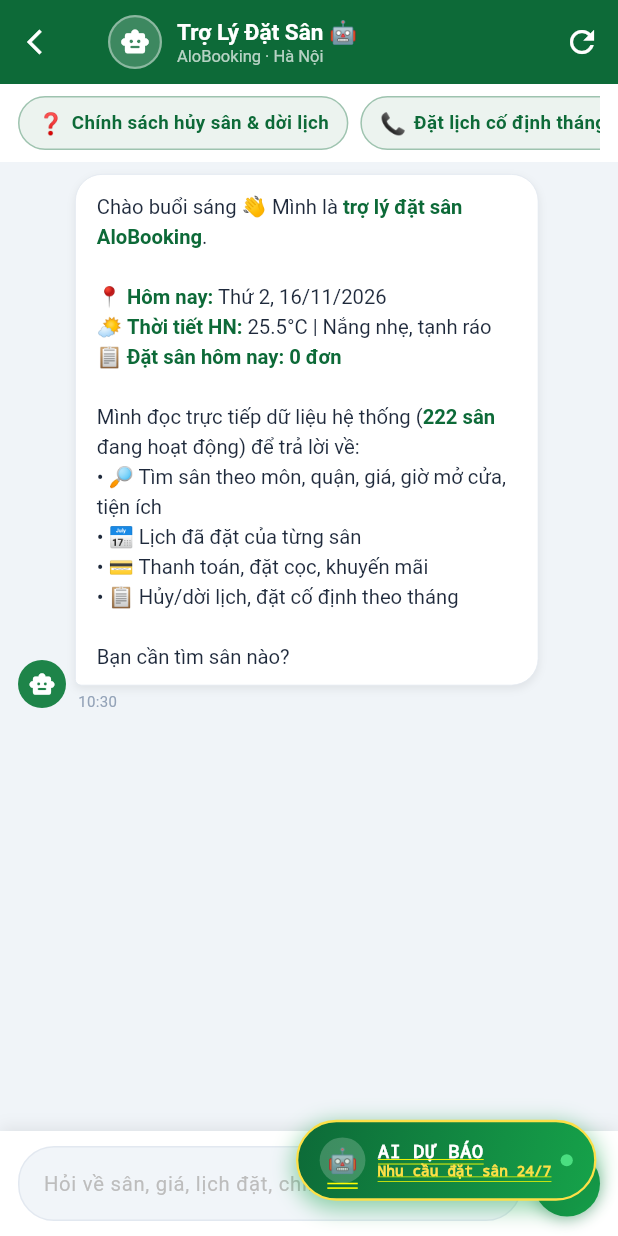
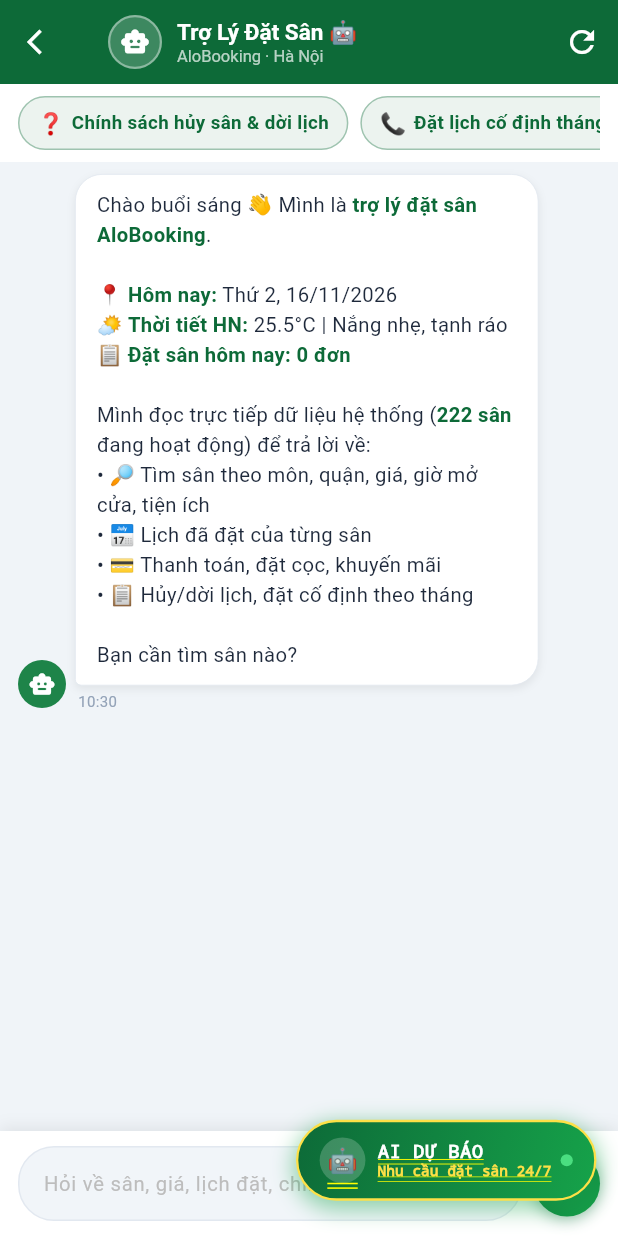
Before and after one commit to dinhngochuy2909/DoAnTotNghiep, a Flutter app: the screen it shows after launch, after a tap on "AI Dự Báo", on a phone screen of 412 x 824 dp. Run offline on Flutter 3.47's test engine with Material 3 defaults, Android fonts, the phone set to English and light mode, and no system bars; our stand-ins replace google_fonts; missing offline and left inert: dart:html, dart:ui_web; accounts and stored records are empty; network calls fail; Roboto replaces fonts that are missing (Be Vietnam Pro).

Commit message:
Fix booking schedule/pricing, chatbot formatting and overflow; update tests
- Read real bookings (both date formats, skip cancelled) for slot status
- Price from venue range, double-booking check, one booking per court
- Chatbot: out-of-area handling, markdown rendering, scrollable venue cards
- Fix RenderFlex overflows; rewrite smoke test, add BookingSlots tests

```diff
--- a/DATN/alobooking/lib/screens/chatbot_screen.dart
+++ b/DATN/alobooking/lib/screens/chatbot_screen.dart
@@ -1,3 +1,4 @@
+import 'dart:ui' show PointerDeviceKind;
 import 'package:flutter/material.dart';
 import '../models/venue.dart';
 import '../widgets/venue_image_view.dart';
@@ -513,7 +514,7 @@ Bạn cần tìm sân nào?''';
               children: [
                 Container(
                   constraints: BoxConstraints(
-                    maxWidth: MediaQuery.of(context).size.width * 0.75,
+                    maxWidth: (MediaQuery.of(context).size.width * 0.75).clamp(240.0, 760.0),
                   ),
                   padding: const EdgeInsets.symmetric(horizontal: 14, vertical: 10),
                   decoration: BoxDecoration(
@@ -575,18 +576,24 @@ Bạn cần tìm sân nào?''';
 
   Widget _buildMatchedVenuesCarousel(List<Venue> venues) {
     final screenWidth = MediaQuery.of(context).size.width;
-    final carouselWidth = screenWidth > 640 ? 580.0 : (screenWidth - 70).clamp(260.0, 580.0);
+    final carouselWidth = (screenWidth - 70).clamp(260.0, 1000.0);
 
     return Container(
       width: carouselWidth,
       height: 242,
       margin: const EdgeInsets.only(top: 4, bottom: 4),
+      child: ScrollConfiguration(
+        // Cho phép kéo bằng chuột / cảm ứng trên web & desktop
+        behavior: ScrollConfiguration.of(context).copyWith(
+          dragDevices: {PointerDeviceKind.touch, PointerDeviceKind.mouse, PointerDeviceKind.trackpad},
+        ),
         child: ListView.separated(
           scrollDirection: Axis.horizontal,
           physics: const BouncingScrollPhysics(),
           itemCount: venues.length,
           separatorBuilder: (_, __) => const SizedBox(width: 10),
           itemBuilder: (context, index) => _buildVenueCard(venues[index]),
+        ),
       ),
     );
   }
@@ -847,49 +854,42 @@ Bạn cần tìm sân nào?''';
   }
 
   Widget _buildMessageText(String text, bool isUser) {
-    // Xử lý markdown đơn giản: **bold**
-    final spans = <TextSpan>[];
-    final regex = RegExp(r'\*\*(.*?)\*\*');
-    int lastIndex = 0;
+    final baseColor = isUser ? Colors.white : const Color(0xFF1E293B);
+    final boldColor = isUser ? Colors.white : const Color(0xFF0D6A38);
+    final base = TextStyle(color: baseColor, fontSize: 13.5, height: 1.5);
+    final bold = TextStyle(color: boldColor, fontSize: 13.5, fontWeight: FontWeight.bold, height: 1.5);
 
-    for (final match in regex.allMatches(text)) {
-      if (match.start > lastIndex) {
-        spans.add(TextSpan(
-          text: text.substring(lastIndex, match.start),
-          style: TextStyle(
-            color: isUser ? Colors.white : const Color(0xFF1E293B),
-            fontSize: 13.5,
-            height: 1.5,
-          ),
-        ));
-      }
-      spans.add(TextSpan(
-        text: match.group(1),
-        style: TextStyle(
-          color: isUser ? Colors.white : const Color(0xFF0D6A38),
-          fontSize: 13.5,
-          fontWeight: FontWeight.bold,
-          height: 1.5,
-        ),
-      ));
-      lastIndex = match.end;
+    final spans = <InlineSpan>[];
+    final boldRe = RegExp(r'\*\*(.+?)\*\*');
+    final lines = text.split('\n');
+
+    for (var i = 0; i < lines.length; i++) {
+      var line = lines[i];
+
+      // Gạch đầu dòng markdown (* / - / •), thụt lề theo cấp
+      final m = RegExp(r'^(\s*)([*\-•])\s+(.*)$').firstMatch(line);
+      if (m != null) {
+        final level = (m.group(1)!.length / 2).floor().clamp(0, 3);
+        final bullet = level == 0 ? '•' : '◦';
+        line = '${'    ' * level}$bullet ${m.group(3)}';
       }
 
-    if (lastIndex < text.length) {
-      spans.add(TextSpan(
-        text: text.substring(lastIndex),
-        style: TextStyle(
-          color: isUser ? Colors.white : const Color(0xFF1E293B),
-          fontSize: 13.5,
-          height: 1.5,
-        ),
-      ));
+      var last = 0;
+      for (final bm in boldRe.allMatches(line)) {
+        if (bm.start > last) spans.add(TextSpan(text: _stripMd(line.substring(last, bm.start)), style: base));
+        spans.add(TextSpan(text: bm.group(1), style: bold));
+        last = bm.end;
+      }
+      if (last < line.length) spans.add(TextSpan(text: _stripMd(line.substring(last)), style: base));
+      if (i < lines.length - 1) spans.add(TextSpan(text: '\n', style: base));
     }
 
-    return RichText(
-      text: TextSpan(children: spans),
-    );
+    return SelectableText.rich(TextSpan(children: spans));
   }
+
+  /// Bỏ các ký tự markdown còn sót (*, _, #) để không hiện dấu thô.
+  String _stripMd(String s) =>
+      s.replaceAll(RegExp(r'^#{1,6}\s*'), '').replaceAll('*', '').replaceAll('`', '');
 
   Widget _buildTypingIndicator() {
     return Padding(
--- a/DATN/alobooking/lib/screens/visual_booking_screen.dart
+++ b/DATN/alobooking/lib/screens/visual_booking_screen.dart
@@ -2,6 +2,7 @@ import 'package:flutter/material.dart';
 import '../models/venue.dart';
 import '../services/auth_service.dart';
 import '../services/firestore_service.dart';
+import '../services/booking_slots.dart';
 import '../widgets/booking_bottom_sheet.dart';
 import 'booked_screen.dart';
 import 'home_screen.dart';
@@ -32,7 +33,7 @@ class _VisualBookingScreenState extends State<VisualBookingScreen> {
   late final List<String> _subCourts;
 
   // Set lưu các slot đang được chọn: mặc định chọn sẵn ca 18h - 20h ở Sân 1 giống hệt ảnh của bạn
-  final Set<String> _selectedSlots = {'0-18', '0-19'};
+  final Set<String> _selectedSlots = {};
 
   // Map lưu các slot đã đặt từ trước (server / mẫu)
   final Map<String, String> _slotStatusMap = {};
@@ -75,51 +76,33 @@ class _VisualBookingScreenState extends State<VisualBookingScreen> {
   }
 
   Future<void> _loadExistingBookings() async {
-    final dateKey = _formatDateKey(_selectedDate);
+    final date = _selectedDate;
+    final dateKey = _formatDateKey(date);
     _slotStatusMap.clear();
 
-    // Các ca đã đặt sẵn (Màu đỏ cam) khớp chuẩn 100% ảnh mẫu:
-    // Sân 1 và Sân 2: 14:00 đến 17:00 (các ca 14-15, 15-16, 16-17)
-    _slotStatusMap['$dateKey-0-14'] = 'booked';
-    _slotStatusMap['$dateKey-0-15'] = 'booked';
-    _slotStatusMap['$dateKey-0-16'] = 'booked';
-
-    _slotStatusMap['$dateKey-1-14'] = 'booked';
-    _slotStatusMap['$dateKey-1-15'] = 'booked';
-    _slotStatusMap['$dateKey-1-16'] = 'booked';
-
-    // Tải thêm các booking thực tế từ Firestore alobooking-b2484
+    // Đọc các ca đã đặt thật từ Firestore (bỏ đơn đã hủy), nhận cả hai định dạng ngày
     try {
-      final bookings = await FirestoreService.getBookings();
-      for (final b in bookings) {
-        if (b.venueName.toLowerCase() == widget.venue.name.toLowerCase() &&
-            b.date == dateKey) {
-          final parts = b.time.split('-');
-          if (parts.isNotEmpty) {
-            final startPart = parts[0].trim().split(':')[0];
-            final startH = int.tryParse(startPart);
-            if (startH != null && startH >= _startHour && startH < _endHour) {
-              int courtIdx = 0;
-              for (int i = 0; i < _subCourts.length; i++) {
-                if (b.field.contains(_subCourts[i]) || b.field.contains('${i + 1}')) {
-                  courtIdx = i;
-                  break;
+      final booked = await BookingSlots.bookedSlots(widget.venue, date, _subCourts.length);
+      // Người dùng đã đổi sang ngày khác trong lúc đang tải -> bỏ kết quả cũ
+      if (!mounted || _formatDateKey(_selectedDate) != dateKey) return;
+      for (final k in booked) {
+        _slotStatusMap['$dateKey-$k'] = 'booked';
       }
-              }
-              _slotStatusMap['$dateKey-$courtIdx-$startH'] = 'booked';
-            }
-          }
-        }
-      }
+      // Bỏ chọn các ô vừa bị người khác đặt
+      _selectedSlots.removeWhere((s) => booked.contains(s));
     } catch (_) {}
 
     if (mounted) setState(() {});
   }
 
-  // Giá cho 1 giờ đặt sân: 230.000đ/giờ (2 giờ = 460.000đ chuẩn xác theo ảnh mẫu)
-  int _getPricePerHour() {
-    return 230000;
-  }
+  /// Giá một giờ theo khoảng giá của sân: khung thường = giá thấp, từ 17h = giá cao.
+  int _priceForHour(int hour) => BookingSlots.priceForHour(widget.venue, hour);
+
+  int _totalPrice(Iterable<int> hours) => hours.fold(0, (sum, h) => sum + _priceForHour(h));
+
+  /// Các giờ đang chọn (bỏ trùng sân).
+  List<int> _selectedHours() =>
+      _selectedSlots.map((s) => int.parse(s.split('-')[1])).toList();
 
   String _formatCurrency(int amount) {
     return '${amount.toString().replaceAllMapped(RegExp(r'(\d{1,3})(?=(\d{3})+(?!\d))'), (m) => '${m[1]}.')} đ';
@@ -199,7 +182,7 @@ class _VisualBookingScreenState extends State<VisualBookingScreen> {
   }
 
   void _showPriceInfoDialog() {
-    final pricePerH = _getPricePerHour();
+    final v = widget.venue;
     showDialog(
       context: context,
       builder: (ctx) => AlertDialog(
@@ -221,18 +204,19 @@ class _VisualBookingScreenState extends State<VisualBookingScreen> {
             crossAxisAlignment: CrossAxisAlignment.start,
             mainAxisSize: MainAxisSize.min,
             children: [
-              _buildPriceRow('Khung giờ tiêu chuẩn (05:00 - 16:00)', _formatCurrency(pricePerH)),
+              _buildPriceRow('Khung giờ thường (trước 17:00)', _formatCurrency(_priceForHour(10))),
               const SizedBox(height: 6),
-              _buildPriceRow('Khung giờ vàng (17:00 - 24:00)', _formatCurrency((pricePerH * 1.2).round())),
+              _buildPriceRow('Khung giờ vàng (từ 17:00)', _formatCurrency(_priceForHour(18))),
               const Divider(height: 20),
-              const Text(
-                '🎁 Ưu đãi đi kèm:',
-                style: TextStyle(fontWeight: FontWeight.bold, fontSize: 13),
-              ),
+              Text('⏰ Giờ mở cửa: ${v.hours}', style: const TextStyle(fontSize: 13)),
               const SizedBox(height: 4),
-              const Text('• Vé bao gồm: Sân thi đấu + bóng + nước suối miễn phí.'),
-              const Text('• Miễn phí máy bắn bóng tự động trong khung giờ 05:00 - 16:00.'),
-              const Text('• Bãi đỗ xe ô tô và xe máy rộng rãi, an ninh 24/7.'),
+              Text('📍 ${v.address}', style: const TextStyle(fontSize: 13)),
+              if (v.tags.isNotEmpty) ...[
+                const SizedBox(height: 8),
+                const Text('✨ Tiện ích:', style: TextStyle(fontWeight: FontWeight.bold, fontSize: 13)),
+                const SizedBox(height: 4),
+                for (final t in v.tags) Text('• $t'),
+              ],
             ],
           ),
         ),
@@ -291,8 +275,7 @@ class _VisualBookingScreenState extends State<VisualBookingScreen> {
     });
 
     final totalHours = parsedSlots.length;
-    final pricePerH = _getPricePerHour();
-    final totalPrice = totalHours * pricePerH;
+    final totalPrice = _totalPrice(parsedSlots.map((s) => s['hour'] as int));
     final dateStr = _formatDateKey(_selectedDate);
 
     showModalBottomSheet(
@@ -508,18 +491,60 @@ class _VisualBookingScreenState extends State<VisualBookingScreen> {
                             final courtSummary = parsedSlots.map((s) => s['courtName']).toSet().join(', ');
                             final timeSummary = parsedSlots.map((s) => s['timeStr']).join(', ');
 
-                            await FirestoreService.createBooking(
+                            // Kiểm tra lại ngay trước khi lưu: có ai vừa đặt trùng giờ không
+                            final latest = await BookingSlots.bookedSlots(
+                                widget.venue, _selectedDate, _subCourts.length);
+                            final clash = _selectedSlots.where(latest.contains).toList();
+                            if (clash.isNotEmpty) {
+                              await _loadExistingBookings();
+                              if (!mounted) return;
+                              setState(() => _isLoading = false);
+                              ScaffoldMessenger.of(context).showSnackBar(
+                                const SnackBar(
+                                  backgroundColor: Color(0xFFDC2626),
+                                  content: Text('⚠️ Có khung giờ vừa được người khác đặt. Vui lòng chọn lại giờ trống.'),
+                                ),
+                              );
+                              return;
+                            }
+
+                            // Mỗi sân con một đơn để lịch đọc lại chính xác
+                            final bookingDate = BookingSlots.formatDate(_selectedDate);
+                            final byCourt = <int, List<int>>{};
+                            for (final s in parsedSlots) {
+                              byCourt.putIfAbsent(s['courtIndex'] as int, () => []).add(s['hour'] as int);
+                            }
+                            var allSaved = true;
+                            for (final e in byCourt.entries) {
+                              final ok = await FirestoreService.createBooking(
                                 customer: nameCtrl.text.trim(),
                                 phone: phoneCtrl.text.trim(),
                                 venueName: widget.venue.name,
-                              field: courtSummary,
-                              time: timeSummary,
-                              date: dateStr,
-                              amount: _formatCurrency(totalPrice),
+                                field: _subCourts[e.key],
+                                time: BookingSlots.mergeHours(e.value).join(', '),
+                                date: bookingDate,
+                                amount: _formatCurrency(_totalPrice(e.value)),
                                 paymentMethod: paymentMethod,
                               );
+                              if (!ok) allSaved = false;
+                            }
 
+                            if (!mounted) return;
                             setState(() => _isLoading = false);
+
+                            if (!allSaved) {
+                              ScaffoldMessenger.of(context).showSnackBar(
+                                const SnackBar(
+                                  backgroundColor: Color(0xFFDC2626),
+                                  content: Text('Không lưu được đơn đặt sân. Vui lòng kiểm tra mạng và thử lại.'),
+                                ),
+                              );
+                              await _loadExistingBookings();
+                              return;
+                            }
+
+                            _selectedSlots.clear();
+                            await _loadExistingBookings();
 
                             if (mounted) {
                               _showSuccessBookingDialog(
@@ -868,7 +893,10 @@ class _VisualBookingScreenState extends State<VisualBookingScreen> {
                           ? [BoxShadow(color: Colors.black.withOpacity(0.2), blurRadius: 4, offset: const Offset(0, 2))]
                           : null,
                     ),
+                    child: FittedBox(
+                      fit: BoxFit.scaleDown,
                       child: Column(
+                      mainAxisSize: MainAxisSize.min,
                       mainAxisAlignment: MainAxisAlignment.center,
                       children: [
                         Text(
@@ -889,6 +917,7 @@ class _VisualBookingScreenState extends State<VisualBookingScreen> {
                           ),
                         ),
                       ],
+                    ),
                     ),
                   ),
                 );
@@ -1070,7 +1099,10 @@ class _VisualBookingScreenState extends State<VisualBookingScreen> {
               child: Column(
                 mainAxisAlignment: MainAxisAlignment.spaceBetween,
                 children: [
-                  Text(
+                  Flexible(
+                    child: FittedBox(
+                      fit: BoxFit.scaleDown,
+                      child: Text(
                         '${_startHour + idx}:00',
                         style: const TextStyle(
                           fontSize: 10.5,
@@ -1078,6 +1110,8 @@ class _VisualBookingScreenState extends State<VisualBookingScreen> {
                           color: Color(0xFF0369A1),
                         ),
                         textAlign: TextAlign.center,
+                      ),
+                    ),
                   ),
                   // Vạch cam nhỏ tại chính xác điểm mốc giờ như ảnh mẫu
                   Container(
@@ -1255,8 +1289,7 @@ class _VisualBookingScreenState extends State<VisualBookingScreen> {
   // ─── 6. BOTTOM GREEN BAR (TỔNG GIỜ & NÚT TIẾP THEO) ────────
   Widget _buildEmeraldBottomBar(bool isMobile) {
     final selectedCount = _selectedSlots.length;
-    final pricePerH = _getPricePerHour();
-    final totalPrice = selectedCount * pricePerH;
+    final totalPrice = _totalPrice(_selectedHours());
 
     return Container(
       color: const Color(0xFF0D6A38),
--- a/DATN/alobooking/lib/services/gemini_service.dart
+++ b/DATN/alobooking/lib/services/gemini_service.dart
@@ -113,6 +113,9 @@ CÂU HỎI CỦA KHÁCH: $userMessage''';
         b.writeln('  ${RagService.availabilityText(v, it.date, hour: it.hour)}\n');
       }
       b.writeln('👉 Bấm **"ĐẶT SÂN"** trên thẻ sân bên dưới để chọn giờ.');
+    } else if (it.unknownArea != null) {
+      b.writeln('😕 Hiện AloBooking **chưa có sân tại ${it.unknownArea}**. Hệ thống đang có sân ở **Hà Nội**: ${RagService.coverageText()}.');
+      b.writeln('\n👉 Bạn thử hỏi theo quận/huyện gần nhất, ví dụ "sân cầu lông Gia Lâm" hoặc "sân bóng đá Long Biên".');
     } else if (it.wantsVenues) {
       b.writeln('😕 Hiện hệ thống **chưa có sân khớp** với yêu cầu của bạn. Thử đổi quận, môn thể thao hoặc mức giá, hoặc gọi Hotline/Zalo **0364059999** để được hỗ trợ.');
     }
```
Also changed, not shown: DATN/alobooking/lib/services/booking_slots.dart (added, +114 -0 lines), DATN/alobooking/lib/services/rag_service.dart (+40 -3 lines), 2 other files. Lines whose indentation alone changed are shown as unchanged.
